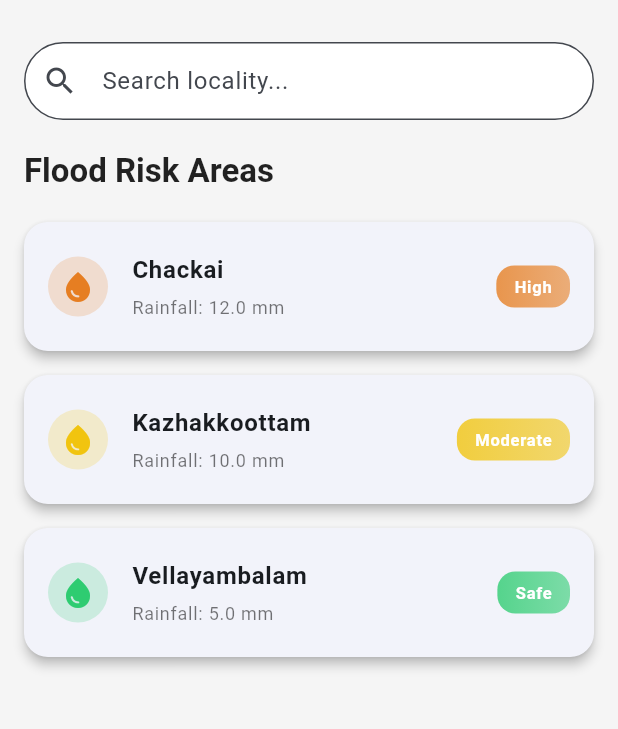
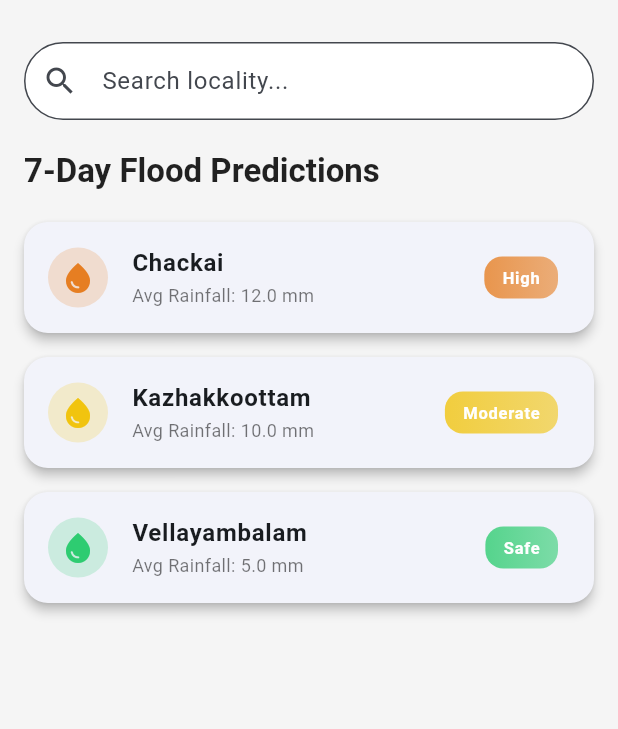
Before and after one commit to abhixav/floodwatchapp, a Flutter app: the HomeScreen screen opened directly, on a phone screen of 412 x 824 dp, the part 84-813 px from its top. Run offline on Flutter 3.47's test engine with Material 3 defaults, Android fonts, the light colour scheme and no system bars; our stand-ins replace cloud_firestore, firebase_auth, firebase_core, flutter_map, geolocator, latlong2; accounts and stored records are empty; network calls fail.

Commit message:
7 day average rainfall done

```diff
--- a/lib/models/area_model.dart
+++ b/lib/models/area_model.dart
@@ -40,7 +40,10 @@ class Area {
   final int population;
   final DateTime updatedAt;
   RiskLevel risk;
-  double rainfall; // <-- Added field
+  double rainfall;
+
+  /// ✅ NEW FIELD — store 7-day rainfall predictions
+  List<double> forecast;
 
   Area({
     required this.id,
@@ -50,6 +53,7 @@ class Area {
     required this.population,
     required this.updatedAt,
     required this.risk,
-    this.rainfall = 0.0, // default value
+    this.rainfall = 0.0,
+    this.forecast = const [], // default empty list
   });
 }
--- a/lib/services/api_service.dart
+++ b/lib/services/api_service.dart
@@ -9,10 +9,12 @@ class ApiService {
   ApiService({
     required this.weatherApiKey,
     this.fastApiBaseUrl =
-        "http://10.0.2.2:8000", // 👈 use 10.0.2.2 for Android emulator, keep http://127.0.0.1:8000 for Chrome testing
+        "http://10.0.2.2:8000", // 👈 use 10.0.2.2 for Android emulator, 127.0.0.1 for Chrome
   });
 
-  /// Fetch rainfall data (mm) from OpenWeather API
+  // ----------------------------------------------------------------------
+  // 🌧️ Fetch single rainfall (1h)
+  // ----------------------------------------------------------------------
   Future<double> fetchRainfall(double lat, double lon) async {
     final url = Uri.parse(
       'https://api.openweathermap.org/data/2.5/weather?lat=$lat&lon=$lon&appid=$weatherApiKey&units=metric',
@@ -38,7 +40,39 @@ class ApiService {
     }
   }
 
-  /// Get flood risk prediction from FastAPI model
+  // ----------------------------------------------------------------------
+  // ☀️ Fetch 7-day rainfall forecast using One Call 3.0 API
+  // ----------------------------------------------------------------------
+  Future<List<double>> fetch7DayRainfall(double lat, double lon) async {
+    final url = Uri.parse(
+      'https://api.openweathermap.org/data/3.0/onecall?lat=$lat&lon=$lon'
+      '&exclude=current,minutely,hourly,alerts&appid=$weatherApiKey&units=metric',
+    );
+
+    print("📅 Fetching 7-day rainfall forecast: $url");
+    final response = await http.get(url);
+    print("📅 Forecast API status: ${response.statusCode}");
+
+    if (response.statusCode == 200) {
+      final data = jsonDecode(response.body);
+      final List<double> rainAmounts = [];
+
+      for (var day in data['daily']) {
+        double rain = 0.0;
+        if (day.containsKey('rain')) rain = (day['rain'] as num).toDouble();
+        rainAmounts.add(rain);
+      }
+
+      print("✅ 7-day rainfall values: $rainAmounts");
+      return rainAmounts;
+    } else {
+      throw Exception('Failed to fetch 7-day forecast: ${response.statusCode}');
+    }
+  }
+
+  // ----------------------------------------------------------------------
+  // 🛰️ Get flood risk prediction from FastAPI model
+  // ----------------------------------------------------------------------
   Future<String> predictRisk(String place, double rainfallMm) async {
     final encodedPlace = Uri.encodeComponent(place);
     final url = Uri.parse(
@@ -47,14 +81,14 @@ class ApiService {
 
     print("🛰️ Sending request to FastAPI: $url");
 
-    final response = await http.get(url); // ✅ changed from POST → GET
+    final response = await http.get(url); // ✅ GET request
     print("🛰️ FastAPI status: ${response.statusCode}");
 
     if (response.statusCode == 200) {
       final data = jsonDecode(response.body);
       print("✅ FastAPI response: $data");
 
-      // ✅ Changed to match your FastAPI key name
+      // ✅ Adjusted key to match your FastAPI output
       return data['predicted_risk_label'] ?? 'safe';
     } else {
       throw Exception(
--- a/lib/views/home_screen.dart
+++ b/lib/views/home_screen.dart
@@ -20,6 +20,10 @@ class HomeScreen extends StatelessWidget {
         subtitle: 'Trivandrum Flood Monitor',
       ),
       body: SafeArea(
+        child: RefreshIndicator(
+          onRefresh: () async {
+            await context.read<DataService>().fetchAreasFromApi();
+          },
           child: ListView(
             padding: const EdgeInsets.fromLTRB(16, 12, 16, 24),
             children: [
@@ -28,20 +32,31 @@ class HomeScreen extends StatelessWidget {
               const _SearchField(),
               const SizedBox(height: 20),
               Text(
-              'Flood Risk Areas',
+                '7-Day Flood Predictions',
                 style: Theme.of(context).textTheme.titleLarge!.copyWith(
                       fontWeight: FontWeight.bold,
                       color: Colors.black87,
                     ),
               ),
               const SizedBox(height: 12),
-            ...areas.map((a) => _AreaRow(area: a)).toList(),
+              if (areas.isEmpty)
+                const Center(
+                  child: Padding(
+                    padding: EdgeInsets.all(40.0),
+                    child: CircularProgressIndicator(),
+                  ),
+                )
+              else
+                ...areas.map((a) => _AreaCard(area: a)).toList(),
             ],
+          ),
         ),
       ),
     );
   }
 }
+
+// --------------------------- ALERT SECTION ------------------------------
 
 class _AlertSection extends StatelessWidget {
   const _AlertSection();
@@ -62,7 +77,6 @@ class _AlertSection extends StatelessWidget {
         }
 
         final alert = snapshot.data!.docs.first.data() as Map<String, dynamic>;
-
         final title = alert['title'] ?? 'New Alert';
         final message =
             alert['message'] ?? 'Stay alert and follow safety measures.';
@@ -137,8 +151,15 @@ class _AlertSection extends StatelessWidget {
   }
 }
 
-class _SearchField extends StatelessWidget {
+// --------------------------- SEARCH FIELD ------------------------------
+
+class _SearchField extends StatefulWidget {
   const _SearchField({super.key});
+  @override
+  State<_SearchField> createState() => _SearchFieldState();
+}
+
+class _SearchFieldState extends State<_SearchField> {
   @override
   Widget build(BuildContext context) {
     return TextField(
@@ -158,31 +179,30 @@ class _SearchField extends StatelessWidget {
   }
 }
 
-class _AreaRow extends StatelessWidget {
+// --------------------------- AREA CARD ------------------------------
+
+class _AreaCard extends StatelessWidget {
   final Area area;
-  const _AreaRow({required this.area});
+  const _AreaCard({required this.area});
 
   @override
   Widget build(BuildContext context) {
+    final List<double> forecast = area.forecast ?? [];
+
     return Card(
       elevation: 3,
       margin: const EdgeInsets.symmetric(vertical: 8),
       shape: RoundedRectangleBorder(borderRadius: BorderRadius.circular(16)),
-      child: ListTile(
-        contentPadding:
-            const EdgeInsets.symmetric(horizontal: 16, vertical: 12),
+      child: ExpansionTile(
         leading: CircleAvatar(
           backgroundColor: area.risk.color.withOpacity(.2),
           child: Icon(Icons.water_drop, color: area.risk.color),
         ),
-        title: Column(
-          crossAxisAlignment: CrossAxisAlignment.start,
-          children: [
-            Text(area.name, style: const TextStyle(fontWeight: FontWeight.w700)),
-            const SizedBox(height: 4),
-            Text('Rainfall: ${area.rainfall.toStringAsFixed(1)} mm',
-                style: const TextStyle(fontSize: 12, color: Colors.black54)),
-          ],
+        title: Text(area.name,
+            style: const TextStyle(fontWeight: FontWeight.w700)),
+        subtitle: Text(
+          'Avg Rainfall: ${area.rainfall.toStringAsFixed(1)} mm',
+          style: const TextStyle(fontSize: 12, color: Colors.black54),
         ),
         trailing: Container(
           padding: const EdgeInsets.symmetric(horizontal: 12, vertical: 6),
@@ -197,6 +217,46 @@ class _AreaRow extends StatelessWidget {
               style: const TextStyle(
                   fontWeight: FontWeight.w700, color: Colors.white)),
         ),
+        children: [
+          if (forecast.isNotEmpty)
+            Container(
+              padding:
+                  const EdgeInsets.symmetric(horizontal: 16, vertical: 12),
+              child: Column(
+                crossAxisAlignment: CrossAxisAlignment.start,
+                children: List.generate(forecast.length, (index) {
+                  final day = DateTime.now().add(Duration(days: index + 1));
+                  return Padding(
+                    padding: const EdgeInsets.symmetric(vertical: 4),
+                    child: Row(
+                      mainAxisAlignment: MainAxisAlignment.spaceBetween,
+                      children: [
+                        Text(
+                          '${day.day}/${day.month}',
+                          style: const TextStyle(
+                              fontWeight: FontWeight.w600, fontSize: 13),
+                        ),
+                        Text(
+                          '${forecast[index].toStringAsFixed(1)} mm',
+                          style: const TextStyle(
+                              fontWeight: FontWeight.w500,
+                              color: Colors.blueGrey),
+                        ),
+                      ],
+                    ),
+                  );
+                }),
+              ),
+            )
+          else
+            const Padding(
+              padding: EdgeInsets.all(12.0),
+              child: Text(
+                'No forecast data available.',
+                style: TextStyle(fontSize: 13, color: Colors.black54),
+              ),
+            )
+        ],
       ),
     );
   }
```
Also changed, not shown: lib/services/data_service.dart (+44 -34 lines). Lines whose indentation alone changed are shown as unchanged.
